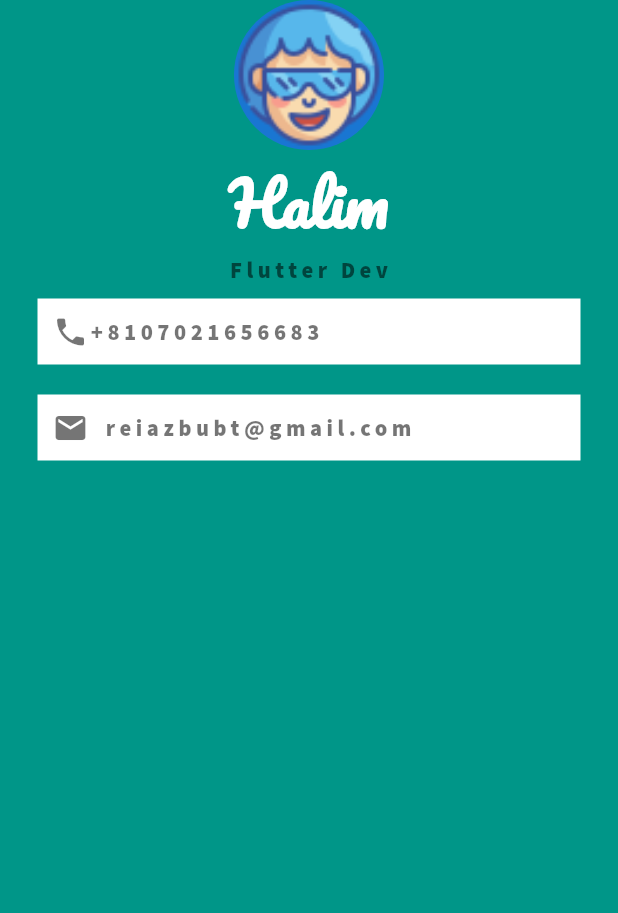
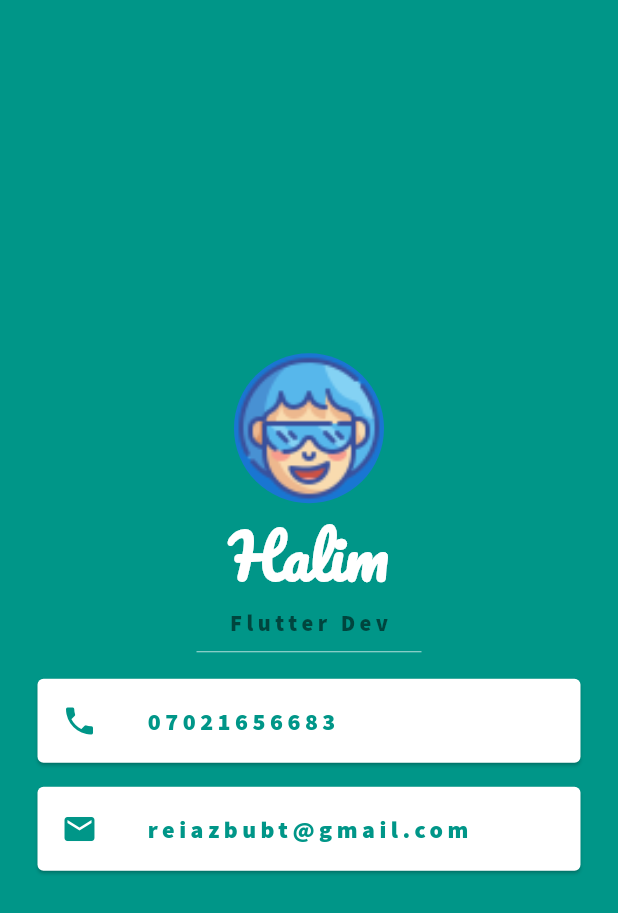
Before and after one commit to mrreiaz/mycard, a Flutter app: the screen it shows after launch, on a phone screen of 412 x 824 dp. Shown: the top 913 px of the screen. Run offline on Flutter 3.47's test engine with Material 2 defaults, Android fonts, the phone set to English and light mode, and no system bars.

Commit message:
card listtile

```diff
--- a/lib/main.dart
+++ b/lib/main.dart
@@ -16,6 +16,7 @@ class MyApp extends StatelessWidget {
         backgroundColor: Colors.teal,
         body: SafeArea(
           child: Column(
+            mainAxisAlignment: MainAxisAlignment.center,
             children: [
               CircleAvatar(
                 radius: 50.0,
@@ -40,54 +41,103 @@ class MyApp extends StatelessWidget {
                   letterSpacing: 3.0,
                 ),
               ),
-              Container(
+
+              SizedBox(
+                height: 20.0,
+                width: 150.0,
+                child: Divider(color: Colors.teal.shade100),
+              ),
+
+              // Card(
+              //   color: Colors.white,
+              //   margin: EdgeInsets.symmetric(vertical: 10.0, horizontal: 25.0),
+              //   child: Padding(
+              //     padding: const EdgeInsets.all(8.0),
+              //     child: Row(
+              //       children: [
+              //         Icon(
+              //           Icons.phone,
+              //           color: Colors.black54,
+              //         ),
+              //         Text(
+              //           "+8107021656683",
+              //           style: TextStyle(
+              //             fontFamily: 'sanspro',
+              //             fontSize: 15.0,
+              //             color: Colors.black54,
+              //             fontWeight: FontWeight.bold,
+              //             letterSpacing: 3.0,
+              //           ),
+              //         ),
+              //       ],
+              //     ),
+              //   ),
+              // ),
+              Card(
                 color: Colors.white,
-                padding: EdgeInsets.all(10.0),
-                margin: EdgeInsets.symmetric(vertical: 10.0,horizontal:25.0),
-                child: Row(
-                  children: [
-                    Icon(
+                margin: EdgeInsets.symmetric(vertical: 8.0, horizontal: 25.0),
+                child: ListTile(
+                  leading: Icon(
                     Icons.phone,
-                      color: Colors.black54,
+                    color: Colors.teal,
                   ),
-                    Text(
-                      "+8107021656683",
+                  title: Text(
+                    '07021656683',
                     style: TextStyle(
+                      color: Colors.teal,
                       fontFamily: 'sanspro',
-                        fontSize: 15.0,
-                        color: Colors.black54,
                       fontWeight: FontWeight.bold,
                       letterSpacing: 3.0,
                     ),
                   ),
-                  ],
                 ),
               ),
 
-              Container(
+              Card(
                 color: Colors.white,
-                padding: EdgeInsets.all(10.0),
-                margin: EdgeInsets.symmetric(vertical: 10.0,horizontal:25.0),
-                child: Row(
-                  children: [
-                    Icon(
+                margin: EdgeInsets.symmetric(vertical: 8.0, horizontal: 25.0),
+                child: ListTile(
+                  leading: Icon(
                     Icons.email,
-                      color: Colors.black54,
+                    color: Colors.teal,
                   ),
-                    SizedBox(width: 10.0,),
-                    Text(
-                      "reiazbubt@gmail.com",
+                  title: Text(
+                    'reiazbubt@gmail.com',
                     style: TextStyle(
+                      color: Colors.teal,
                       fontFamily: 'sanspro',
-                        fontSize: 15.0,
-                        color: Colors.black54,
                       fontWeight: FontWeight.bold,
                       letterSpacing: 3.0,
                     ),
                   ),
-                  ],
                 ),
               ),
+              //   Card(
+              //     color: Colors.white,
+              //     margin: EdgeInsets.symmetric(vertical: 10.0,horizontal:25.0),
+              //     child: Padding(
+              //       padding: const EdgeInsets.all(8.0),
+              //       child: Row(
+              //         children: [
+              //           Icon(
+              //             Icons.email,
+              //             color: Colors.black54,
+              //           ),
+              //           SizedBox(width: 10.0,),
+              //           Text(
+              //             "reiazbubt@gmail.com",
+              //             style: TextStyle(
+              //               fontFamily: 'sanspro',
+              //               fontSize: 15.0,
+              //               color: Colors.black54,
+              //               fontWeight: FontWeight.bold,
+              //               letterSpacing: 3.0,
+              //             ),
+              //           ),
+              //         ],
+              //       ),
+              //     ),
+              //   ),
             ],
           ),
         ),
```
Also changed, not shown: 1 other file. Lines whose indentation alone changed are shown as unchanged.
